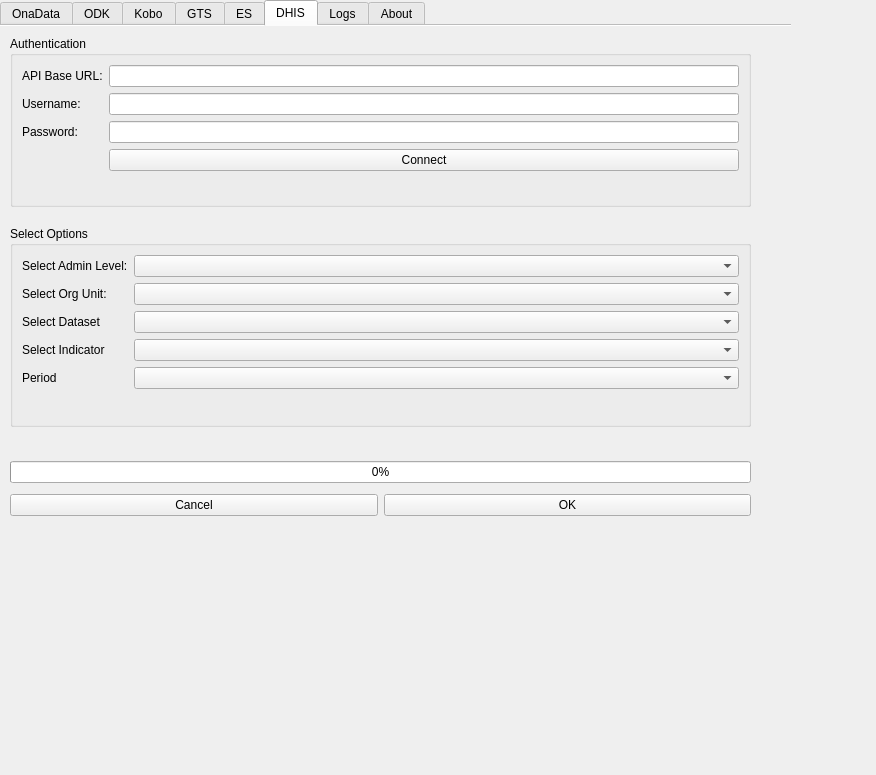
First picture: the form in afpolgis_dialog_base.ui, repository KipSigei/afpolgis-data-connector, before the edit.
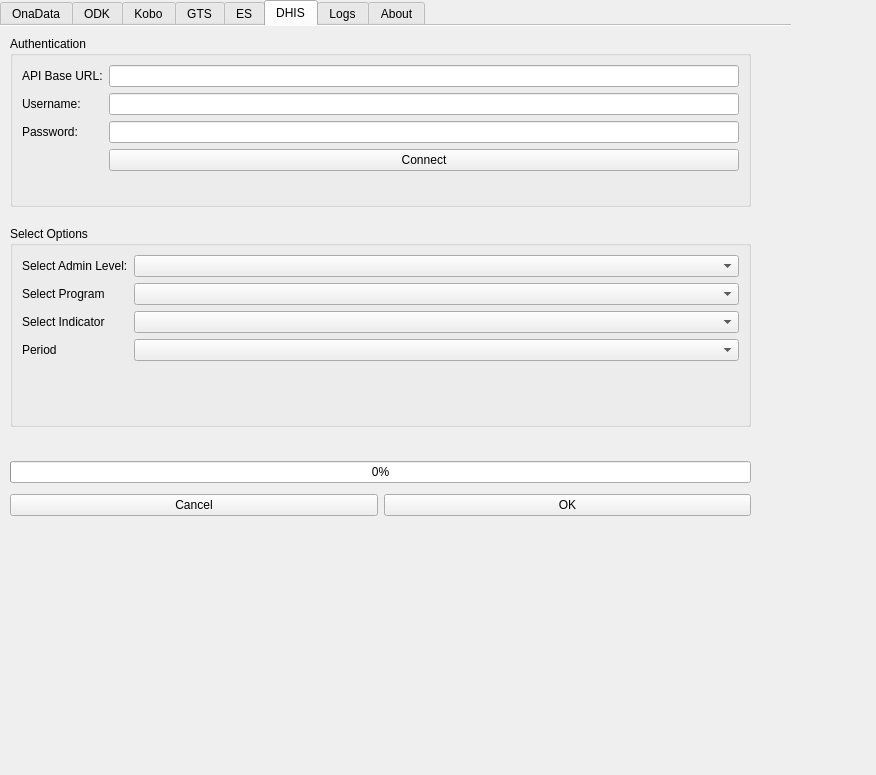
Second picture: the form after the edit. The open tabs and pages were chosen to show the change. Icons and pictures are not drawn. Custom widgets are drawn as their Qt base class.

Commit message: Update to choose indicators from indicator groups

The edit to the form file:
```diff
--- a/afpolgis_dialog_base.ui
+++ b/afpolgis_dialog_base.ui
@@ -1191,7 +1191,7 @@
       <item row="1" column="0">
        <widget class="QLabel" name="formSelectorLabel_8">
         <property name="text">
-         <string>Select Org Unit:</string>
+         <string>Select Program</string>
         </property>
        </widget>
       </item>
@@ -1199,33 +1199,23 @@
        <widget class="QComboBox" name="comboDhisOrgUnits"/>
       </item>
       <item row="2" column="0">
-       <widget class="QLabel" name="geoFieldSelectorLabel_8">
-        <property name="text">
-         <string>Select Dataset</string>
-        </property>
-       </widget>
-      </item>
-      <item row="2" column="1">
-       <widget class="QComboBox" name="comboDhisDataSets"/>
-      </item>
-      <item row="3" column="0">
        <widget class="QLabel" name="label_5">
         <property name="text">
          <string>Select Indicator</string>
         </property>
        </widget>
       </item>
-      <item row="3" column="1">
+      <item row="2" column="1">
        <widget class="QComboBox" name="comboDhisIndicators"/>
       </item>
-      <item row="4" column="0">
+      <item row="3" column="0">
        <widget class="QLabel" name="label_7">
         <property name="text">
          <string>Period</string>
         </property>
        </widget>
       </item>
-      <item row="4" column="1">
+      <item row="3" column="1">
        <widget class="QComboBox" name="comboDhisPeriod"/>
       </item>
      </layout>
```
Left out of the diff: 8 changed lines with no effect on the pictures. The commit also changes 2 other files.
